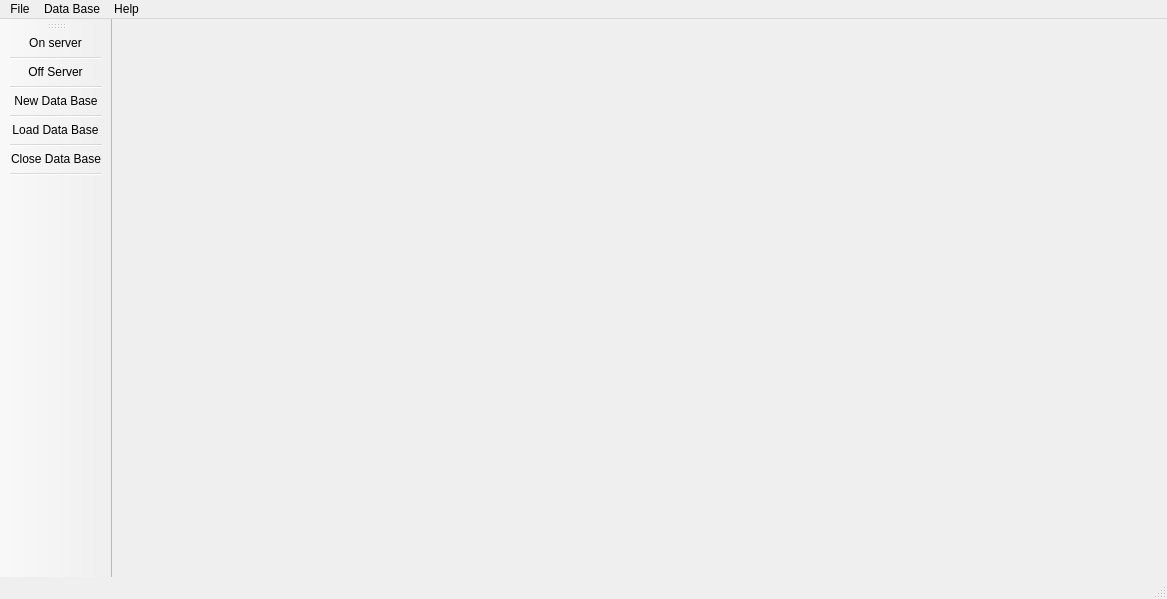
First picture: the form in mainwindow.ui, repository feichay10/Server-Proyecto-Final-SOA, before the edit.
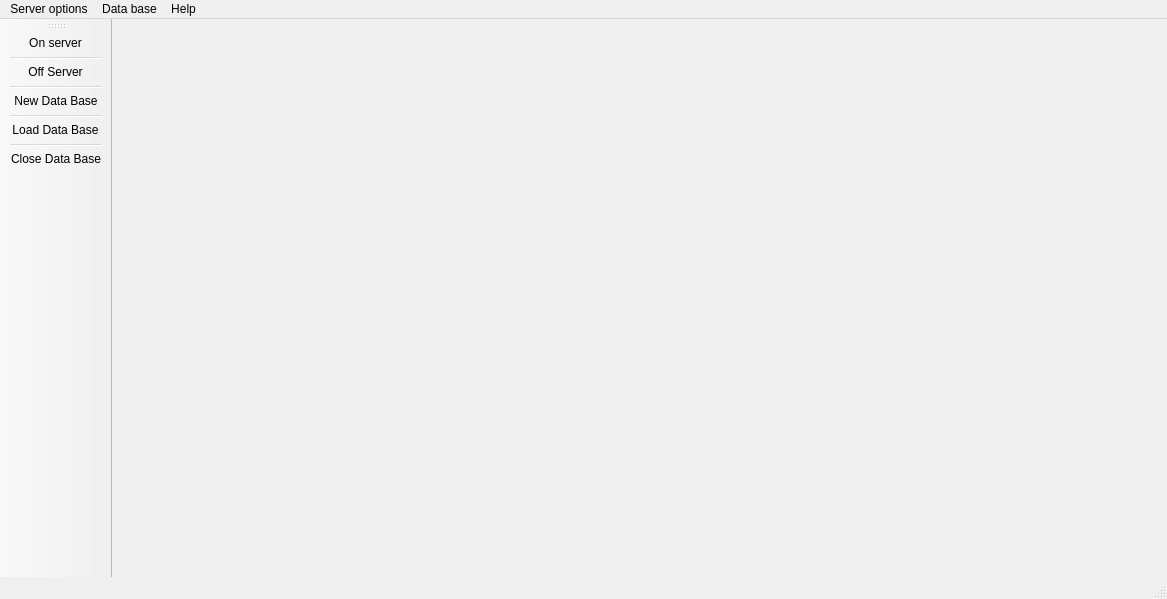
Second picture: the form after the edit. Icons and pictures are not drawn.

Commit message: interfaces now with icons

```diff
--- a/mainwindow.ui
+++ b/mainwindow.ui
@@ -935,7 +935,7 @@
    </property>
    <widget class="QMenu" name="menuFile">
     <property name="title">
-     <string>File</string>
+     <string>Server options</string>
     </property>
     <addaction name="actionExit"/>
    </widget>
@@ -948,7 +948,7 @@
    </widget>
    <widget class="QMenu" name="menuSimulation">
     <property name="title">
-     <string>Data Base</string>
+     <string>Data base</string>
     </property>
     <addaction name="actionNew_data_base"/>
     <addaction name="actionLoad_data_base"/>
@@ -1423,7 +1423,6 @@
    <addaction name="actionLoad_Data_Base"/>
    <addaction name="separator"/>
    <addaction name="actionClose_Data_Base"/>
-   <addaction name="separator"/>
   </widget>
   <action name="actionLoad_Data_Base">
    <property name="icon">
```
Left out of the diff: 56 changed lines with no effect on the pictures. The commit also changes 2 other files.
